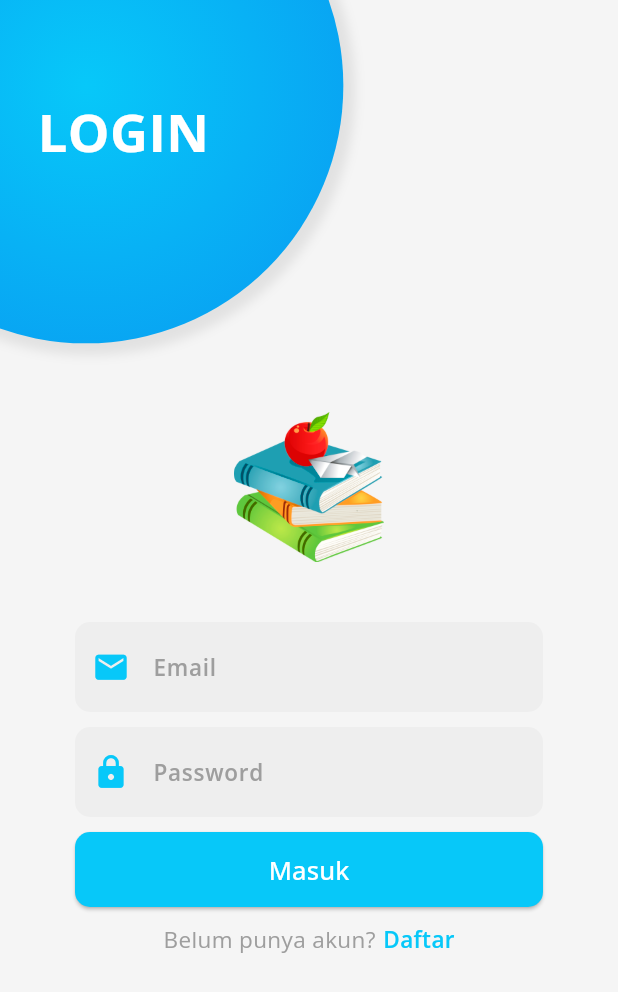
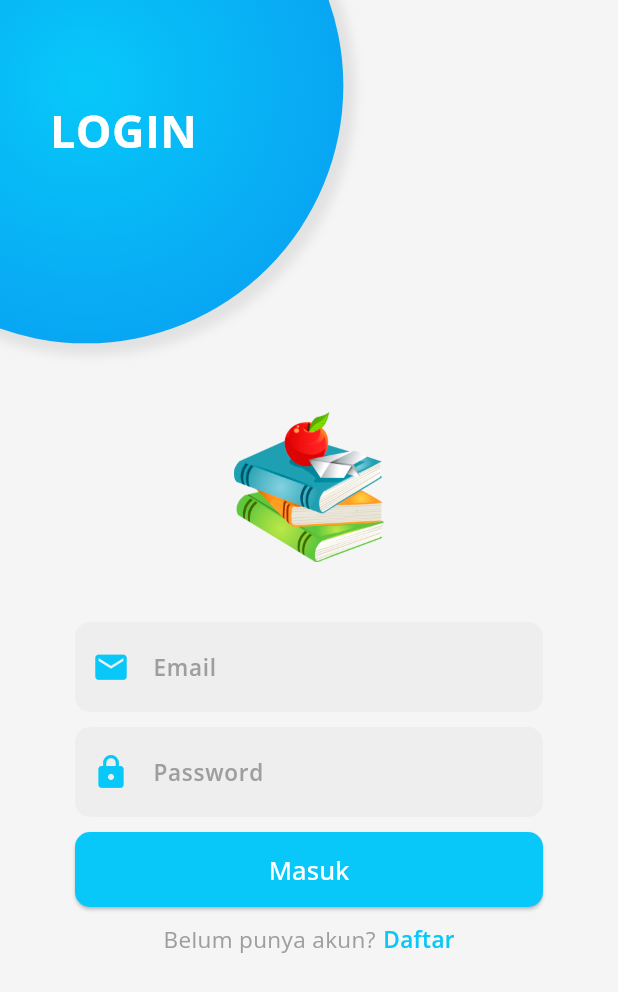
Before and after one commit to JuniorDeveloper17/Book-collection-project-using-Api-in-flutter, a Flutter app: the screen it shows after launch, on a phone screen of 412 x 824 dp. Shown: the top 992 px of the screen. Run offline on Flutter 3.47's test engine with Material 2 defaults, Android fonts, the light colour scheme and no system bars; our stand-ins replace avatar_glow, date_time_picker, dio, flutter_spinkit, get, google_fonts and 3 more.

Commit message:
Update header-auth.dart

```diff
--- a/lib/auth/widget/header-auth.dart
+++ b/lib/auth/widget/header-auth.dart
@@ -36,7 +36,7 @@ class HeaderAuth extends StatelessWidget {
                 child: Text(
                   '${title}',
                   style: GoogleFonts.openSans(
-                      color: white, fontSize: 35, fontWeight: FontWeight.w700),
+                      color: white, fontSize: 30, fontWeight: FontWeight.w700),
                 ),
               ),
             ),
```
